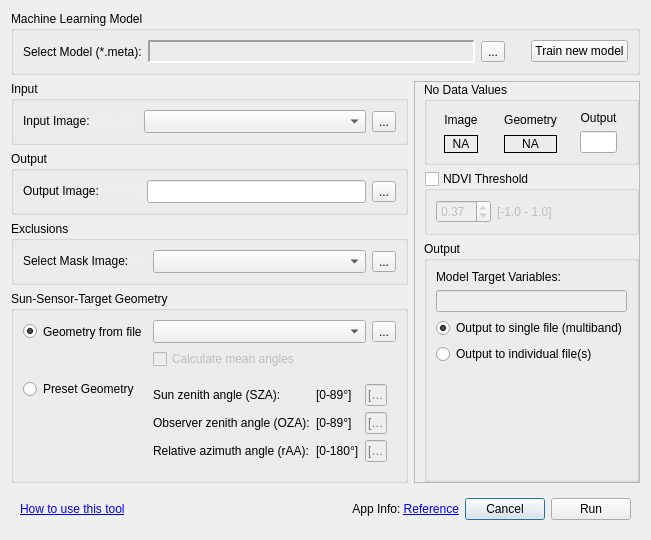
Qt form enmapbox/apps/lmuvegetationapps/Resources/UserInterfaces/Processor_Inversion.ui (EnMAP-Box/enmap-box) before a commit.
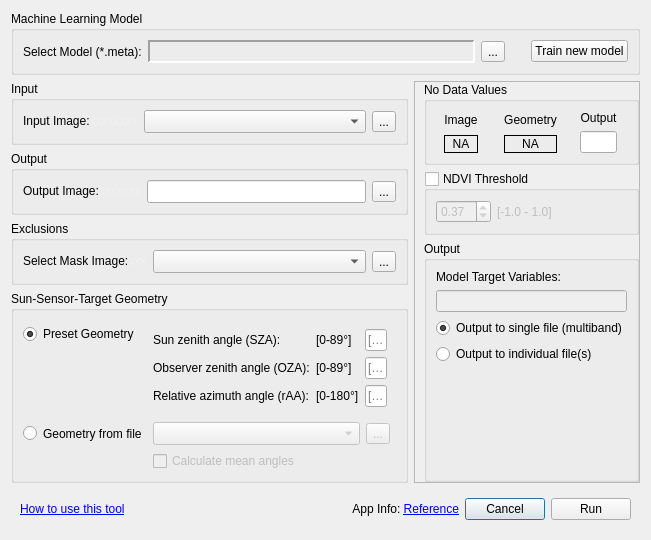
The same form after that commit. Custom widgets are drawn as their Qt base class.

Commit message: changes in Inversion GUI, fixes in reading soil specs

```diff
--- a/enmapbox/apps/lmuvegetationapps/Resources/UserInterfaces/Processor_Inversion.ui
+++ b/enmapbox/apps/lmuvegetationapps/Resources/UserInterfaces/Processor_Inversion.ui
@@ -280,8 +280,8 @@
       <string>Sun-Sensor-Target Geometry</string>
      </property>
      <layout class="QGridLayout" name="gridLayout_3">
-      <item row="0" column="0">
-       <widget class="QRadioButton" name="radGeoFromFile">
+      <item row="2" column="0">
+       <widget class="QRadioButton" name="radGeoFix">
         <property name="sizePolicy">
          <sizepolicy hsizetype="Maximum" vsizetype="Preferred">
           <horstretch>0</horstretch>
@@ -298,26 +298,20 @@
          <string>&lt;html&gt;&lt;head/&gt;&lt;body&gt;&lt;p&gt;Read sun-sensor-taget geometry from file. This has the advantage to pick different LUT-members for each pixle, depending on the position of sun and observer. It must be of type ENVI, have a valid header file and must consist of three bands:&lt;/p&gt;&lt;p&gt;&lt;br/&gt;&lt;/p&gt;&lt;p&gt;band 1: Sun zenith angle&lt;/p&gt;&lt;p&gt;band 2: Observer zenith angle&lt;/p&gt;&lt;p&gt;band 3: relative Azimuth Angle [0 - 180 deg]&lt;/p&gt;&lt;/body&gt;&lt;/html&gt;</string>
         </property>
         <property name="text">
-         <string>Geometry from file</string>
+         <string>Preset Geometry</string>
         </property>
         <property name="checked">
          <bool>true</bool>
         </property>
        </widget>
       </item>
-      <item row="1" column="1">
-       <widget class="QCheckBox" name="chkMeanCalc">
+      <item row="5" column="2">
+       <widget class="QToolButton" name="cmdGeoFromFile">
         <property name="enabled">
          <bool>false</bool>
         </property>
-        <property name="sizePolicy">
-         <sizepolicy hsizetype="Preferred" vsizetype="Fixed">
-          <horstretch>0</horstretch>
-          <verstretch>0</verstretch>
-         </sizepolicy>
-        </property>
         <property name="text">
-         <string>Calculate mean angles</string>
+         <string>...</string>
         </property>
        </widget>
       </item>
@@ -362,7 +356,7 @@
          <item row="1" column="2">
           <widget class="QLineEdit" name="txtOZA">
            <property name="enabled">
-            <bool>false</bool>
+            <bool>true</bool>
            </property>
            <property name="sizePolicy">
             <sizepolicy hsizetype="Maximum" vsizetype="Fixed">
@@ -384,7 +378,7 @@
          <item row="2" column="2">
           <widget class="QLineEdit" name="txtRAA">
            <property name="enabled">
-            <bool>false</bool>
+            <bool>true</bool>
            </property>
            <property name="sizePolicy">
             <sizepolicy hsizetype="Maximum" vsizetype="Fixed">
@@ -455,7 +449,7 @@
          <item row="0" column="2">
           <widget class="QLineEdit" name="txtSZA">
            <property name="enabled">
-            <bool>false</bool>
+            <bool>true</bool>
            </property>
            <property name="sizePolicy">
             <sizepolicy hsizetype="Maximum" vsizetype="Fixed">
@@ -480,8 +474,8 @@
         </layout>
        </widget>
       </item>
-      <item row="2" column="0">
-       <widget class="QRadioButton" name="radGeoFix">
+      <item row="5" column="0">
+       <widget class="QRadioButton" name="radGeoFromFile">
         <property name="sizePolicy">
          <sizepolicy hsizetype="Maximum" vsizetype="Preferred">
           <horstretch>0</horstretch>
@@ -498,22 +492,18 @@
          <string>Assume sun-sensor-target geometry is equal for every pixel of the input image and specify them in the respective fields</string>
         </property>
         <property name="text">
-         <string>Preset Geometry</string>
+         <string>Geometry from file</string>
         </property>
         <property name="checked">
          <bool>false</bool>
         </property>
        </widget>
       </item>
-      <item row="0" column="3">
-       <widget class="QToolButton" name="cmdGeoFromFile">
-        <property name="text">
-         <string>...</string>
-        </property>
-       </widget>
-      </item>
-      <item row="0" column="1" colspan="2">
+      <item row="5" column="1">
        <widget class="QgsMapLayerComboBox" name="mLayerGeometry">
+        <property name="enabled">
+         <bool>false</bool>
+        </property>
         <property name="sizePolicy">
          <sizepolicy hsizetype="Expanding" vsizetype="Fixed">
           <horstretch>0</horstretch>
@@ -531,6 +521,22 @@
         </property>
        </widget>
       </item>
+      <item row="6" column="1">
+       <widget class="QCheckBox" name="chkMeanCalc">
+        <property name="enabled">
+         <bool>false</bool>
+        </property>
+        <property name="sizePolicy">
+         <sizepolicy hsizetype="Preferred" vsizetype="Fixed">
+          <horstretch>0</horstretch>
+          <verstretch>0</verstretch>
+         </sizepolicy>
+        </property>
+        <property name="text">
+         <string>Calculate mean angles</string>
+        </property>
+       </widget>
+      </item>
      </layout>
     </widget>
    </item>
```
Left out of the diff: 10 changed lines with no effect on the pictures. The commit also changes 4 other files.
